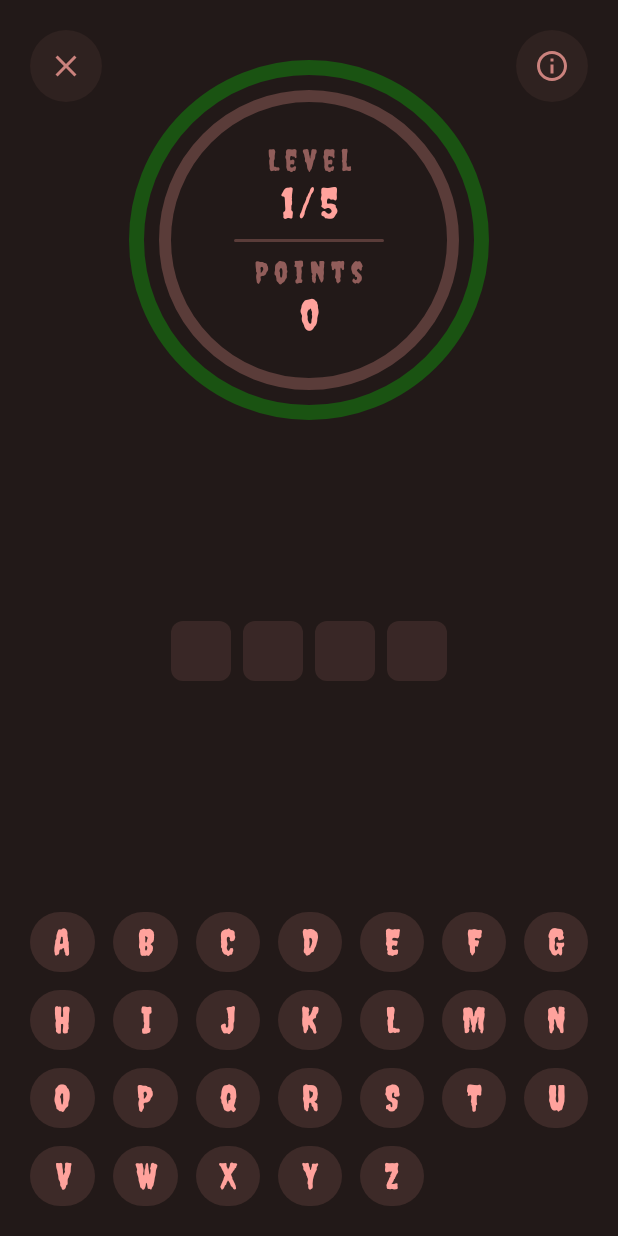
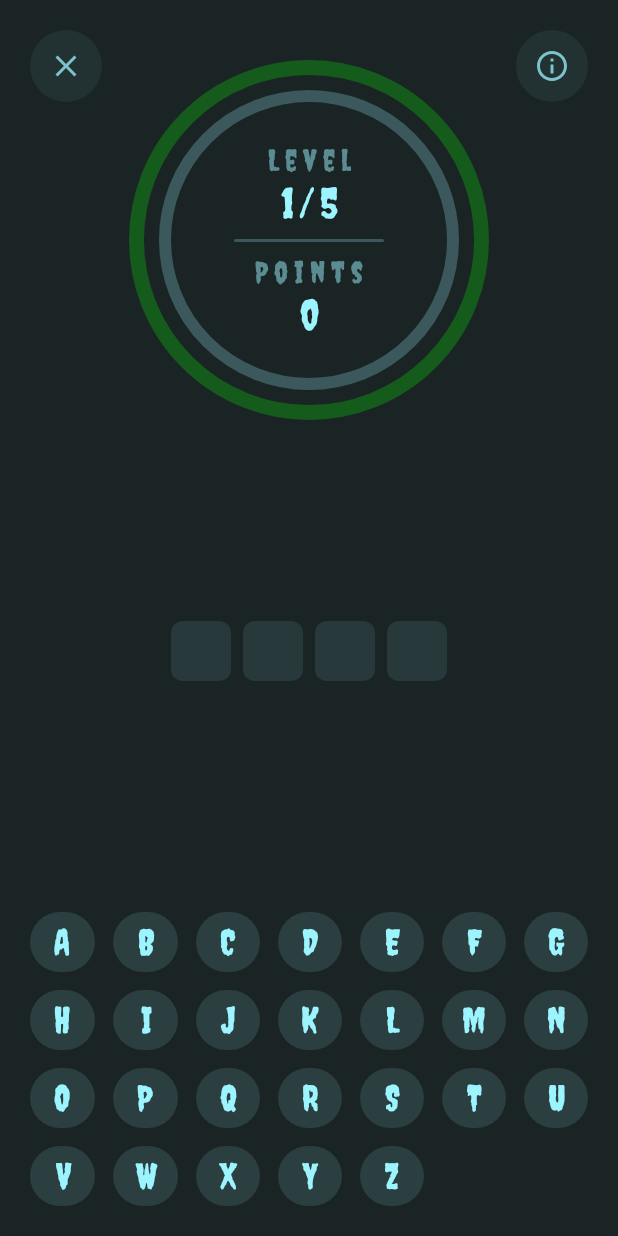
Before and after one commit to RajashekarRaju/hangman-compose, an Android app built with Jetpack Compose: the screen it shows after launch (MainActivity), after a tap on "Play", on a phone screen of 412 x 824 dp. Run offline under Robolectric (Android 15) with nearby library versions, the phone set to English and light mode, and no system bars; our stand-ins replace Room's generated code, Timber, constraintlayout-compose, livedata-compose; 1 statement that could not run was skipped.

Commit message:
Added new teal color theme palette to app. Red/Teal themes will change just like light/dark theme colors in app. Updated incorrect strings.

```diff
--- a/app/src/main/java/com/hangman/hangman/ui/theme/Color.kt
+++ b/app/src/main/java/com/hangman/hangman/ui/theme/Color.kt
@@ -2,8 +2,14 @@ package com.hangman.hangman.ui.theme
 
 import androidx.compose.ui.graphics.Color
 
-val primary = Color(0xFFFFA29C)
-val background = Color(0xFF221918)
-val onBackground = Color(0xFFE9DAD9)
-val surface = Color(0xFF312423)
-val onSurface = Color(0xFFECD9D8)
+val redPrimary = Color(0xFFFFA29C)
+val redBackground = Color(0xFF221918)
+val redOnBackground = Color(0xFFE9DAD9)
+val redSurface = Color(0xFF312423)
+val redOnSurface = Color(0xFFECD9D8)
+
+val tealPrimary = Color(0xFF9CF4FF)
+val tealBackground = Color(0xFF1B2425)
+val tealOnBackground = Color(0xFFDDEBEC)
+val tealSurface = Color(0xFF212C2E)
+val tealOnSurface = Color(0xFFD2E5E7)
--- a/app/src/main/java/com/hangman/hangman/ui/theme/Theme.kt
+++ b/app/src/main/java/com/hangman/hangman/ui/theme/Theme.kt
@@ -1,23 +1,40 @@
 package com.hangman.hangman.ui.theme
 
+import androidx.compose.foundation.isSystemInDarkTheme
 import androidx.compose.material.MaterialTheme
 import androidx.compose.material.darkColors
+import androidx.compose.material.lightColors
 import androidx.compose.runtime.Composable
 
+private val TealColorPalette = lightColors(
+    primary = tealPrimary,
+    background = tealBackground,
+    onBackground = tealOnBackground,
+    surface = tealSurface,
+    onSurface = tealOnSurface
+)
+
 private val RedColorPalette = darkColors(
-    primary = primary,
-    background = background,
-    onBackground = onBackground,
-    surface = surface,
-    onSurface = onSurface
+    primary = redPrimary,
+    background = redBackground,
+    onBackground = redOnBackground,
+    surface = redSurface,
+    onSurface = redOnSurface
 )
 
 @Composable
 fun RedHangmanTheme(
+    darkTheme: Boolean = isSystemInDarkTheme(),
     content: @Composable () -> Unit
 ) {
+    val colors = if (darkTheme) {
+        RedColorPalette
+    } else {
+        TealColorPalette
+    }
+
     MaterialTheme(
-        colors = RedColorPalette,
+        colors = colors,
         typography = Typography,
         shapes = Shapes,
         content = content
```
